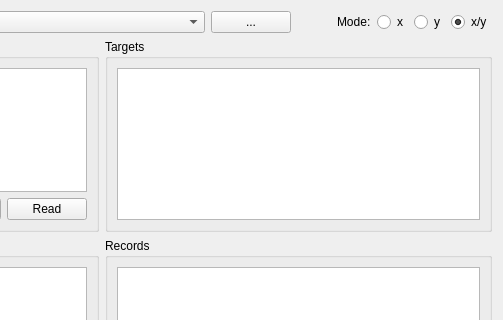
Before: the Qt Designer form madgui/correct/ovm_dialog.ui in hibtc/madgui, drawn with Qt 5; both pictures show x 299 to 802 and y 0 to 320 of the 802 by 733 pixel window.
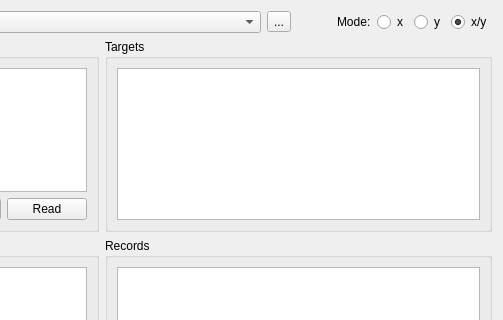
After: the same form once the commit is applied. Custom widgets are drawn as their Qt base class.

Commit message: Use QToolButton in favor of fit_button

What changed in the file:
```diff
--- a/madgui/correct/ovm_dialog.ui
+++ b/madgui/correct/ovm_dialog.ui
@@ -34,7 +34,7 @@
       </widget>
      </item>
      <item>
-      <widget class="QPushButton" name="btn_edit_conf">
+      <widget class="QToolButton" name="btn_edit_conf">
        <property name="text">
         <string>...</string>
        </property>
```
The commit also changes 5 other files.
